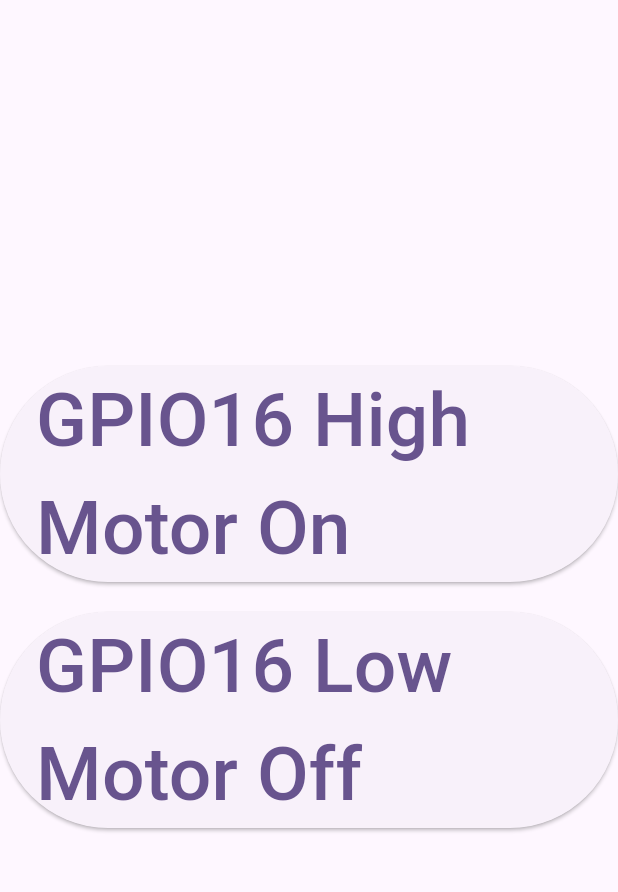
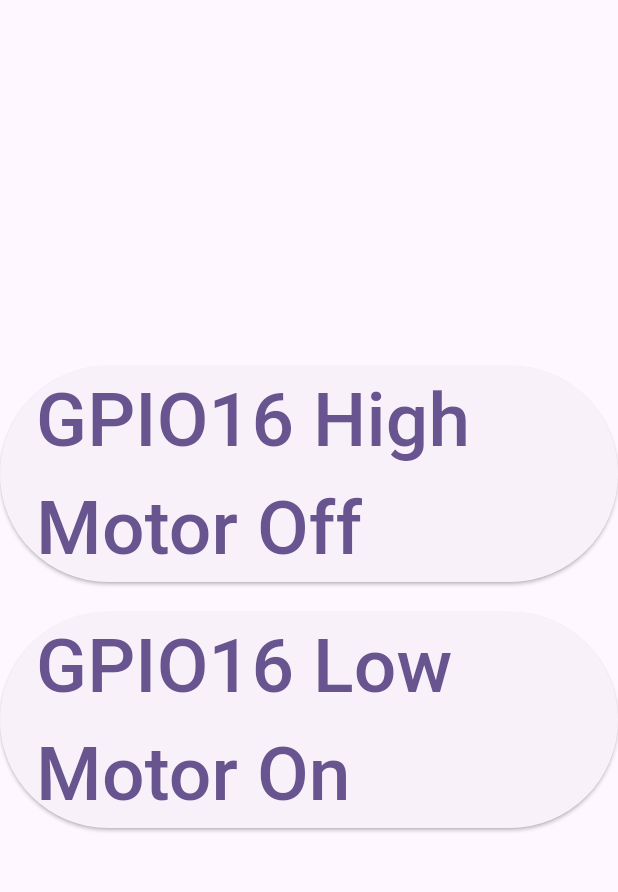
Before and after one commit to AllyTechEngineering/udemy_motor_gpio_final, a Flutter app: the screen it shows after launch, on a phone screen of 412 x 824 dp, the part 63-955 px from its top. Run offline on Flutter 3.47's test engine with Material 3 defaults, Android fonts, the phone set to English and light mode, and no system bars; missing offline and left inert: dart_periphery.

Commit message:
Changed text for On and Off buttons

```diff
--- a/lib/motor_screen/motor_screen.dart
+++ b/lib/motor_screen/motor_screen.dart
@@ -12,7 +12,7 @@ class MotorScreen extends StatefulWidget {
 
 class _MotorScreenState extends State<MotorScreen> {
   //TODO: Create an instance of the MotorService class
-final MotorService motorService = MotorService();
+  final MotorService motorService = MotorService();
   //TODO: Call the initGpio16Output method in the initState method
   @override
   void initState() {
@@ -53,6 +53,7 @@ final MotorService motorService = MotorService();
       ),
     );
   }
+
 //TODO: Create the getElevatedButtonMotorOn method
   Widget getElevatedButtonMotorOn() {
     return ElevatedButton(
@@ -62,11 +63,12 @@ final MotorService motorService = MotorService();
         });
       },
       child: const Text(
-        'GPIO16 High Motor On',
+        'GPIO16 High Motor Off',
         style: TextStyle(fontSize: 50.0),
       ),
     );
   }
+
 //TODO: Create the getElevatedButtonMotorOff method
   Widget getElevatedButtonMotorOff() {
     return ElevatedButton(
@@ -76,7 +78,7 @@ final MotorService motorService = MotorService();
         });
       },
       child: const Text(
-        'GPIO16 Low Motor Off',
+        'GPIO16 Low Motor On',
         style: TextStyle(fontSize: 50.0),
       ),
     );
```
Also changed, not shown: pubspec.lock, 46 other files.
